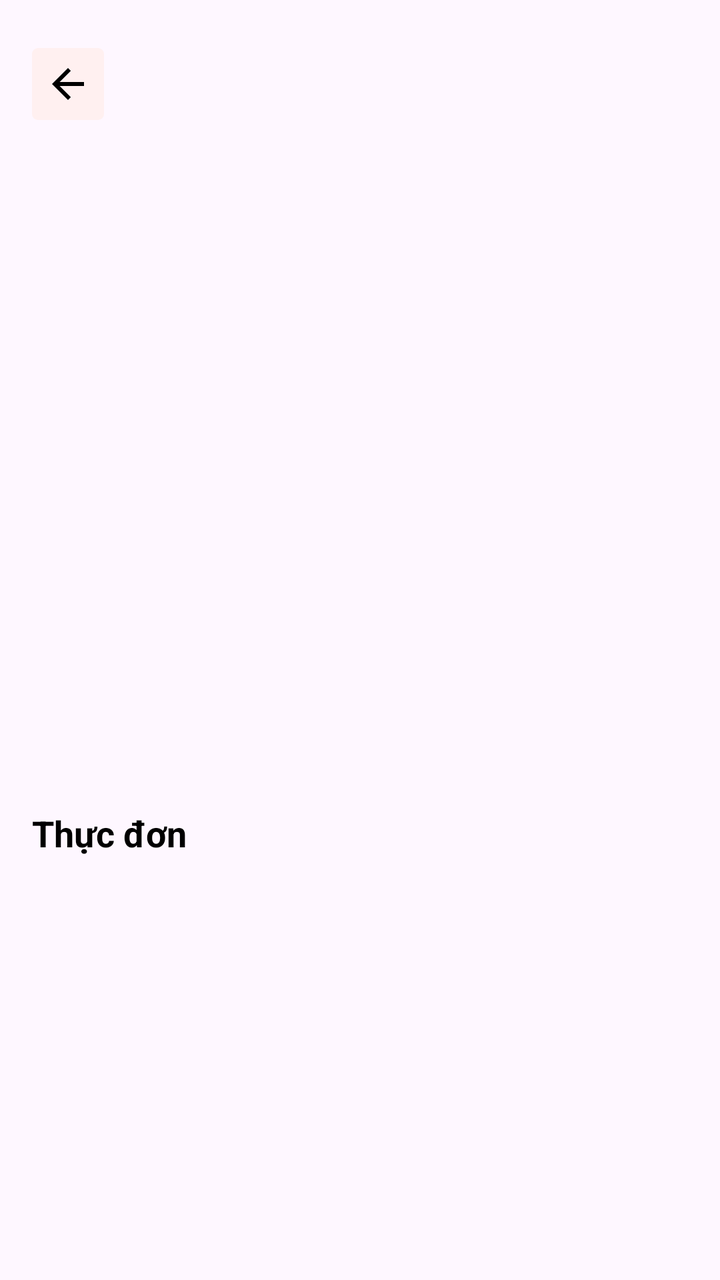
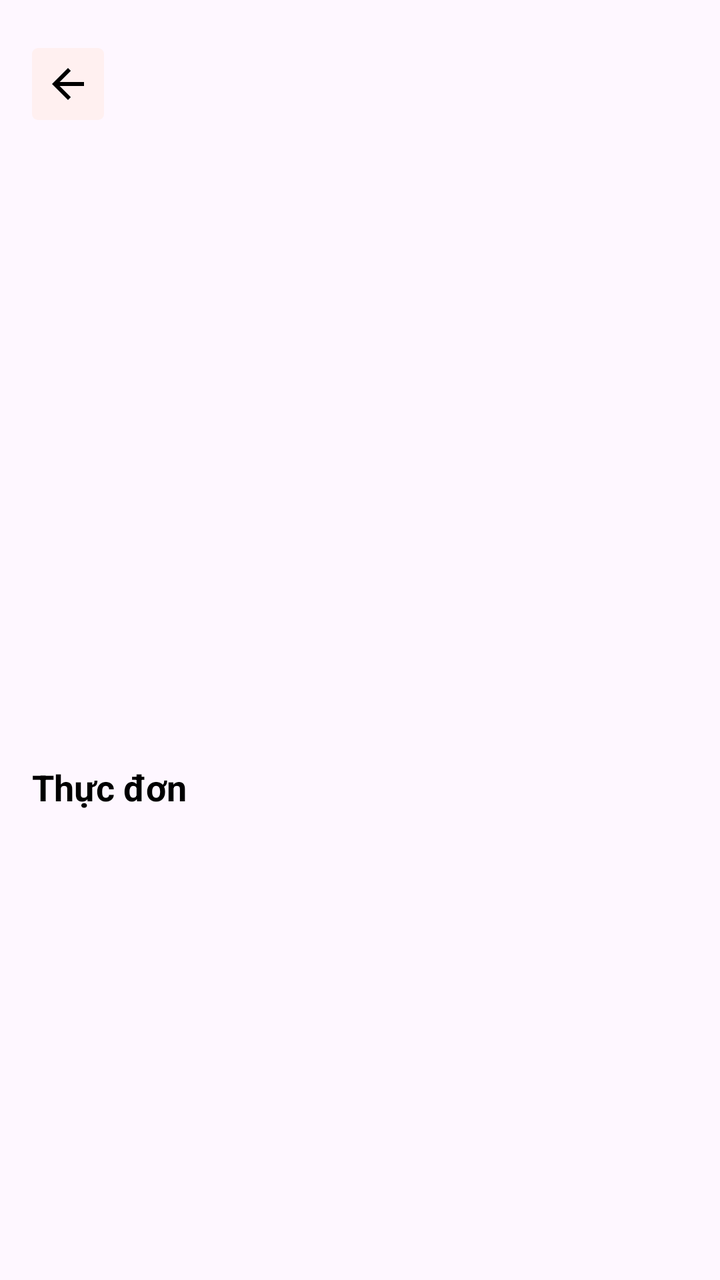

An Android layout rendered at two revisions. The XML below is the earlier revision; the diff shows what the commit changed to produce the second picture.
<!-- AndroidManifest.xml: application theme Theme.FoodCouriers -->
<!-- res/layout/layout_restaurant_header.xml -->
<?xml version="1.0" encoding="utf-8"?>
<LinearLayout xmlns:android="http://schemas.android.com/apk/res/android"
    android:layout_width="match_parent"
    android:layout_height="wrap_content"
    xmlns:app="http://schemas.android.com/apk/res-auto"
    android:orientation="vertical">

    <FrameLayout
        android:layout_width="match_parent"
        android:layout_height="220dp">

        <ImageView
            android:id="@+id/imgRestaurantBanner"
            android:layout_width="match_parent"
            android:layout_height="match_parent"
            android:contentDescription="@string/image"
            android:scaleType="centerCrop"/>

        <ImageButton
            android:id="@+id/btnBackRestaurant"
            android:layout_width="36dp"
            android:layout_height="36dp"
            android:layout_gravity="start|top"
            android:layout_marginStart="16dp"
            android:layout_marginTop="24dp"
            android:background="@drawable/bg_button_secondary"
            android:contentDescription="@string/back"
            android:src="@drawable/ic_back"
            app:tint="@color/black" />
    </FrameLayout>

    <LinearLayout
        android:layout_width="match_parent"
        android:layout_height="wrap_content"
        android:orientation="vertical"
        android:padding="16dp">

        <TextView
            android:id="@+id/tvRestaurantName"
            android:layout_width="match_parent"
            android:layout_height="wrap_content"
            android:textColor="@color/black"
            android:textSize="22sp"
            android:textStyle="bold" />

        <TextView
            android:id="@+id/tvRestaurantDescription"
            android:layout_width="match_parent"
            android:layout_height="wrap_content"
            android:layout_marginTop="8dp"
            android:textColor="@color/gray"
            android:textSize="14sp" />

        <TextView
            android:id="@+id/tvRestaurantAddress"
            android:layout_width="match_parent"
            android:layout_height="wrap_content"
            android:layout_marginTop="8dp"
            android:textColor="@color/black"
            android:textSize="14sp" />

        <TextView
            android:id="@+id/tvRestaurantPhone"
            android:layout_width="match_parent"
            android:layout_height="wrap_content"
            android:layout_marginTop="4dp"
            android:textColor="@color/black"
            android:textSize="14sp" />

        <TextView
            android:id="@+id/tvRestaurantLocation"
            android:layout_width="match_parent"
            android:layout_height="wrap_content"
            android:layout_marginTop="4dp"
            android:textColor="@color/black"
            android:textSize="14sp" />

        <TextView
            android:id="@+id/tvRestaurantDeliveryFee"
            android:layout_width="match_parent"
            android:layout_height="wrap_content"
            android:layout_marginTop="4dp"
            android:textColor="@color/black"
            android:textSize="14sp" />

        <TextView
            android:id="@+id/tvFoodsSectionTitle"
            android:layout_width="match_parent"
            android:layout_height="wrap_content"
            android:layout_marginTop="16dp"
            android:text="@string/restaurant_foods_title"
            android:textColor="@color/black"
            android:textSize="18sp"
            android:textStyle="bold" />

        <TextView
            android:id="@+id/tvRestaurantNoFoods"
            android:layout_width="match_parent"
            android:layout_height="wrap_content"
            android:layout_marginTop="8dp"
            android:text="@string/restaurant_foods_empty"
            android:textColor="@color/gray"
            android:textSize="14sp"
            android:visibility="gone" />
    </LinearLayout>

</LinearLayout>
<!-- resources referenced by this layout -->
<resources>
  <color name="black">#FF000000</color>
  <color name="gray">#3B3B3B</color>
  <!-- drawable bg_button_secondary (drawable) -->
  <?xml version="1.0" encoding="utf-8"?>
  <shape xmlns:android="http://schemas.android.com/apk/res/android"
      android:shape="rectangle">
      <solid android:color="@color/pink" />
      <corners android:radius="3dp" />
  </shape>
  <!-- drawable ic_back (drawable) -->
  <?xml version="1.0" encoding="utf-8"?>
  <vector xmlns:android="http://schemas.android.com/apk/res/android"
      android:width="24dp"
      android:height="24dp"
      android:viewportWidth="24"
      android:viewportHeight="24">
  
      
      <path
          android:pathData="M20,11H7.83L13.41,5.41L12,4L4,12L12,20L13.41,18.59L7.83,13H20V11Z"
          android:fillColor="#FFFFFFFF" />
  </vector>
  <string name="back">Back</string>
  <string name="image">Image</string>
  <string name="restaurant_foods_empty">Nhà hàng chưa có món ăn nào.</string>
  <string name="restaurant_foods_title">Thực đơn</string>
  <style name="Theme.FoodCouriers" parent="Base.Theme.FoodCouriers" />
  <color name="pink">#FFF0F0</color>
  <style name="Base.Theme.FoodCouriers" parent="Theme.Material3.DayNight.NoActionBar">
          
          <item name="colorPrimary">@color/primary</item>
          <item name="colorPrimaryVariant">@color/primary</item>
          <item name="colorOnPrimary">@color/white</item>
          
          <item name="colorSecondary">@color/pink</item>
          <item name="colorSecondaryVariant">@color/pink</item>
          <item name="colorOnSecondary">@color/black</item>
          
          <item name="android:statusBarColor">?attr/colorPrimaryVariant</item>
  
          
          <item name="colorControlActivated">@color/primary</item>
          <item name="android:textColorHighlight">@color/pink</item>
      </style>
  <color name="primary">#D61355</color>
  <color name="white">#FFFFFF</color>
</resources>

<!-- the commit's change to res/layout/layout_restaurant_header.xml (unified diff, before → after) -->
@@ -76,14 +76,6 @@
             android:textSize="14sp" />
 
         <TextView
-            android:id="@+id/tvRestaurantDeliveryFee"
-            android:layout_width="match_parent"
-            android:layout_height="wrap_content"
-            android:layout_marginTop="4dp"
-            android:textColor="@color/black"
-            android:textSize="14sp" />
-
-        <TextView
             android:id="@+id/tvFoodsSectionTitle"
             android:layout_width="match_parent"
             android:layout_height="wrap_content"
